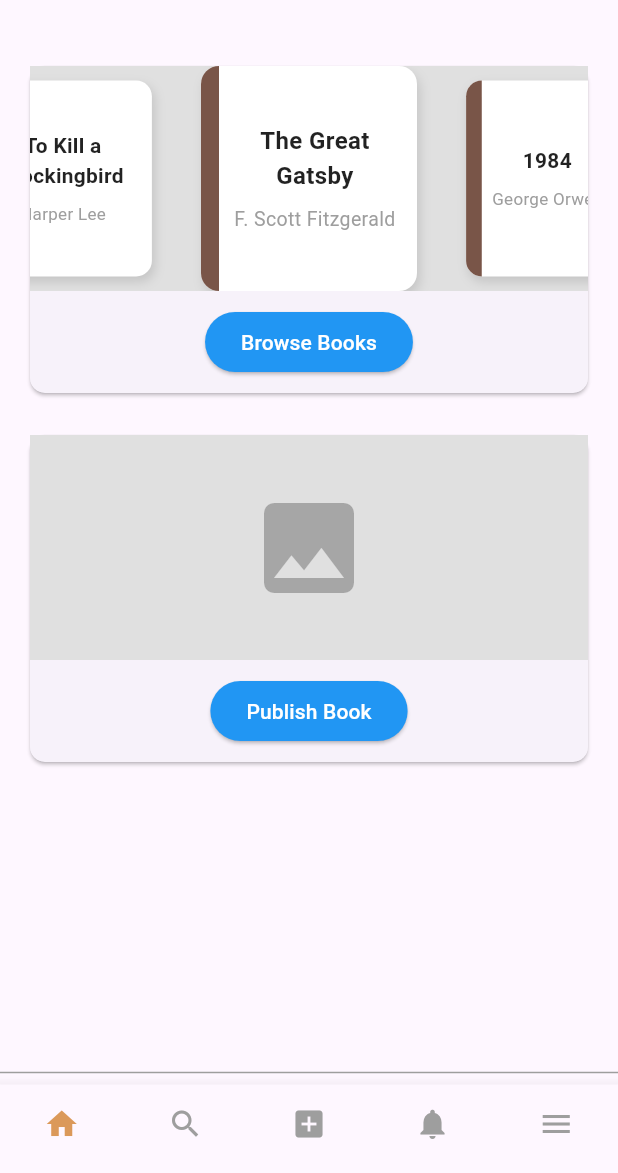
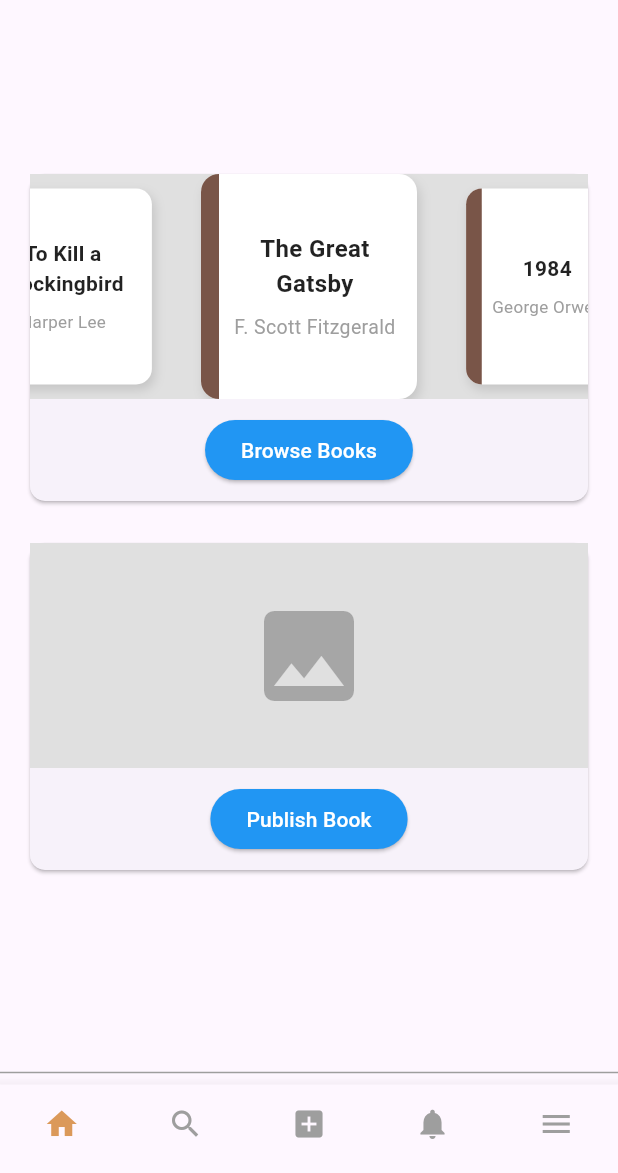
Before and after one commit to ISIS3510-202510-Team-41/bookyo-flutter, a Flutter app: the HomeView screen opened directly, on a phone screen of 412 x 824 dp, the part 63-1236 px from its top. Run offline on Flutter 3.47's test engine with Material 3 defaults, Android fonts, the phone set to English and light mode, and no system bars; drawn by our look-alikes of carousel_slider; our stand-ins replace image_picker; missing offline and left inert: amplify_api, amplify_auth_cognito, amplify_core, amplify_datastore, amplify_flutter, amplify_storage_s3; accounts and stored records are empty.

Commit message:
HomeFixed

```diff
--- a/lib/views/Book/userbook_detail_view.dart
+++ b/lib/views/Book/userbook_detail_view.dart
@@ -48,7 +48,10 @@ class _UserBookDetailViewState extends State<UserBookDetailView>
     final thumbnail = book.thumbnail;
 
     return Scaffold(
-      appBar: AppBar(title: const Text("Manage Listing")),
+      appBar: AppBar(
+        title: const Text("Manage Book"),
+        centerTitle: true,
+      ),
       body: Center(
         child: SlideTransition(
           position: _slideAnimation,
--- a/lib/views/home_view.dart
+++ b/lib/views/home_view.dart
@@ -51,18 +51,18 @@ class _HomeViewState extends State<HomeView> {
         actions: [
           IconButton(
             icon: const Icon(Icons.shopping_cart),
-            onPressed: () => _onItemTapped(1),
+            onPressed: () => _onItemTapped(1), // Navega a SearchView
           ),
         ],
       ),
       body: IndexedStack(
         index: _selectedIndex,
-        children: const [
-          _HomeScreen(),         // 0
-          SearchView(),          // 1
-          PublishScreen(),       // 2
-          NotificationsScreen(), // 3
-          UserLibraryView(),     // 4
+        children: [
+          _HomeScreen(onTabSelected: _onItemTapped), // 0
+          const SearchView(),                        // 1
+          const PublishScreen(),                     // 2
+          const NotificationsScreen(),               // 3
+          const UserLibraryView(),                   // 4
         ],
       ),
       bottomNavigationBar: Column(
@@ -94,7 +94,9 @@ class _HomeViewState extends State<HomeView> {
 // ----------------------------------------------
 // 🔹 Pantalla principal (Home)
 class _HomeScreen extends StatelessWidget {
-  const _HomeScreen({Key? key}) : super(key: key);
+  final void Function(int) onTabSelected;
+
+  const _HomeScreen({Key? key, required this.onTabSelected}) : super(key: key);
 
   @override
   Widget build(BuildContext context) {
@@ -112,23 +114,27 @@ class _HomeScreen extends StatelessWidget {
             {"title": "To Kill a Mockingbird", "author": "Harper Lee"},
           ];
 
-    return SingleChildScrollView(
+    return SizedBox(
+      height: MediaQuery.of(context).size.height - kToolbarHeight - 100,
+      child: Center(
+        child: SingleChildScrollView(
           padding: const EdgeInsets.all(16),
           child: Column(
+            mainAxisAlignment: MainAxisAlignment.center,
             children: [
-          const SizedBox(height: 10),
               _OptionCard(
                 title: "Browse Books",
-            onTap: () => DefaultTabController.of(context).animateTo(1),
+                onTap: () => onTabSelected(1), // Navega a búsqueda
                 imageContent: _BookCarousel(books: books),
               ),
               const SizedBox(height: 20),
               _OptionCard(
                 title: "Publish Book",
-            onTap: () => DefaultTabController.of(context).animateTo(2),
+                onTap: () => onTabSelected(2), // Navega a publicación
               ),
-          const SizedBox(height: 50),
             ],
+          ),
+        ),
       ),
     );
   }
@@ -141,7 +147,8 @@ class _OptionCard extends StatelessWidget {
   final VoidCallback onTap;
   final Widget? imageContent;
 
-  const _OptionCard({Key? key, required this.title, required this.onTap, this.imageContent}) : super(key: key);
+  const _OptionCard({Key? key, required this.title, required this.onTap, this.imageContent})
+      : super(key: key);
 
   @override
   Widget build(BuildContext context) {
@@ -156,7 +163,8 @@ class _OptionCard extends StatelessWidget {
               height: 150,
               width: double.infinity,
               color: Colors.grey[300],
-              child: imageContent ?? const Icon(Icons.image, size: 80, color: Colors.black26),
+              child: imageContent ??
+                  const Icon(Icons.image, size: 80, color: Colors.black26),
             ),
             const SizedBox(height: 10),
             ElevatedButton(
@@ -186,14 +194,14 @@ class _BookCarousel extends StatelessWidget {
   Widget build(BuildContext context) {
     return CarouselSlider(
       options: CarouselOptions(
-        height: 200,               // 🔒 Altura fija del carrusel
+        height: 200,
         autoPlay: true,
         enlargeCenterPage: true,
-        viewportFraction: 0.45,    // Ajuste para ancho consistente entre ítems
+        viewportFraction: 0.45,
       ),
       items: books.map((book) {
         return SizedBox(
-          width: 160, // 📏 Ancho fijo para cada "libro"
+          width: 160,
           child: Container(
             margin: const EdgeInsets.symmetric(horizontal: 8),
             decoration: BoxDecoration(
@@ -209,7 +217,6 @@ class _BookCarousel extends StatelessWidget {
             ),
             child: Stack(
               children: [
-                // Simulación del lomo del libro
                 Positioned(
                   left: 0,
                   top: 0,
```
Lines whose indentation alone changed are shown as unchanged.
